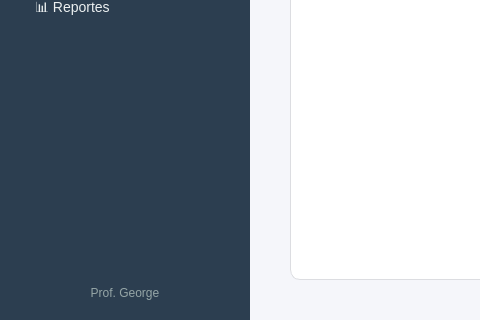
Above: ui/dashboard.ui from LordFeitan/registro_notas_colegio before the change; both pictures show x 0 to 480 and y 480 to 800 of the 1200 by 800 pixel window. Below: the same form after it.
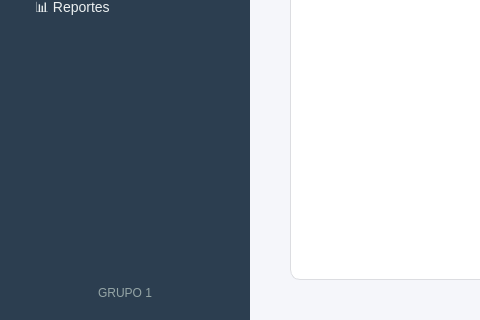
That is the form after the change.

Diff of the .ui file:
```diff
--- a/ui/dashboard.ui
+++ b/ui/dashboard.ui
@@ -228,7 +228,7 @@
        <item>
         <widget class="QLabel" name="userLabel">
          <property name="text">
-          <string>Prof. George</string>
+          <string>GRUPO 1</string>
          </property>
          <property name="alignment">
           <set>Qt::AlignCenter</set>
```
Left out of the diff: 8 changed lines with no effect on the pictures.
